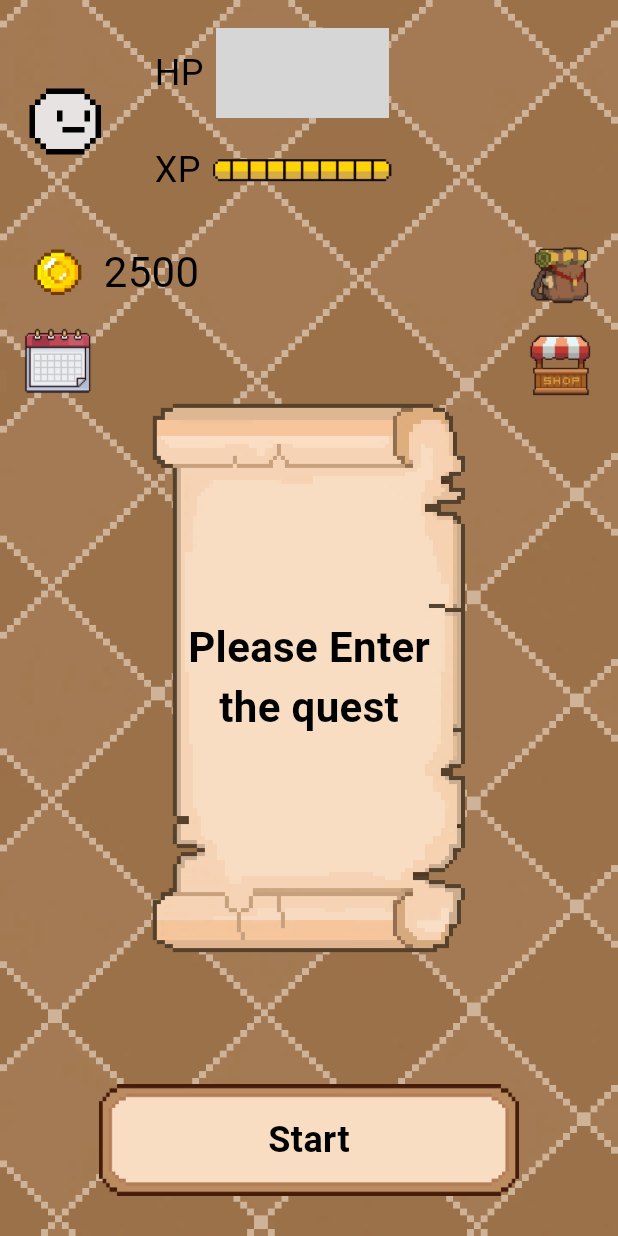
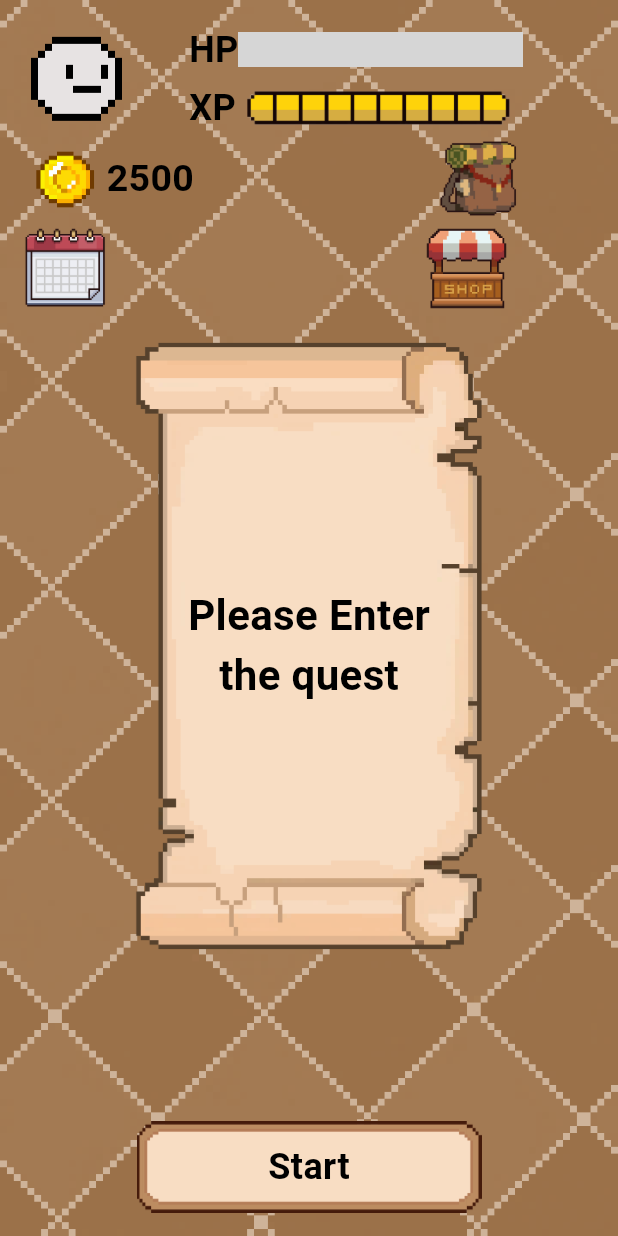
Before and after one commit to mi-noong/QuestLog_Front, a Flutter app: the HomeScreen screen opened directly, on a phone screen of 412 x 824 dp. Run offline on Flutter 3.47's test engine with Material 3 defaults, Android fonts, the phone set to English and light mode, and no system bars; our stand-ins replace flutter_local_notifications, shared_preferences, timezone; accounts and stored records are empty; Roboto replaces fonts that are missing (DungGeunMo); grey boxes are pictures that could not be loaded.

Commit message:
Update HomeScreen.dart

```diff
--- a/lib/HomeScreen.dart
+++ b/lib/HomeScreen.dart
@@ -5,6 +5,10 @@ import 'MyPageScreen.dart';
 
 class HomeScreen extends StatelessWidget {
   const HomeScreen({super.key});
+
+  // 아이콘 위치 설정 변수들
+  static const double backpackRightPosition = 160.0; // 가방 아이콘 오른쪽 여백
+  static const double shopRightPosition = 210.0; // 상점 아이콘 오른쪽 여백
 
   @override
   Widget build(BuildContext context) {
@@ -17,8 +21,6 @@ class HomeScreen extends StatelessWidget {
           ),
         ),
         child: SafeArea(
-          child: Padding(
-            padding: const EdgeInsets.all(16),
           child: Column(
             children: [
               // 상단 플레이어 정보 영역
@@ -35,33 +37,19 @@ class HomeScreen extends StatelessWidget {
           ),
         ),
       ),
-      ),
     );
   }
 
   Widget _buildTopInfoSection(BuildContext context) {
-    final screenWidth = MediaQuery.of(context).size.width;
-    final isTablet = screenWidth > 600;
-
-    // 태블릿은 고정 크기, 스마트폰은 화면에 맞게 조절
-    final double barGap = isTablet ? 12.0 : 8.0; // 텍스트와 바 이미지 사이 간격
-    final double iconSize = isTablet ? 69.0 : 45.0; // 스마트폰에서 아이콘 크기 감소
-    final double fontSize = isTablet ? 45.0 : 24.0; // HP/XP 텍스트 크기 (스마트폰에서 크기 감소)
-    final double goldFontSize = isTablet ? 44.0 : 28.0; // 골드 텍스트 크기
-    final double barHeight = isTablet ? 80.0 : 60.0; // 바 높이 (스마트폰에서 더 크게)
-    final double sectionWidth = isTablet ? screenWidth * 0.48 : screenWidth * 0.45; // 화면 너비 조절
-
     return Container(
+      padding: const EdgeInsets.all(16.0),
       decoration: BoxDecoration(
         color: Colors.transparent,
       ),
       child: Row(
-        mainAxisAlignment: MainAxisAlignment.spaceBetween,
         children: [
-          // 왼쪽 섹션: 캐릭터 아이콘과 HP/XP 바, 골드, 캘린더 (좌측 사이드 고정)
-          SizedBox(
-            width: sectionWidth,
-            child: Column(
+          // 왼쪽 섹션: 캐릭터 아이콘과 HP/XP 바, 골드, 캘린더
+          Column(
             crossAxisAlignment: CrossAxisAlignment.start,
             children: [
               // 캐릭터 아이콘과 HP/XP 바
@@ -77,131 +65,95 @@ class HomeScreen extends StatelessWidget {
                     },
                     child: Image.asset(
                       'assets/images/Icon_MyPage.png',
-                        width: iconSize + 10,
-                        height: iconSize + 10,
+                      width: 70,
+                      height: 70,
                     ),
                   ),
 
-                    SizedBox(width: 20.0),
+                  const SizedBox(width: 40),
 
-                    // HP/XP 바들 (크기 증가) - 화면 상단 중앙으로 이동
-                    Expanded(
-                      child: Padding(
-                        padding: EdgeInsets.only(left: isTablet ? 20.0 : 12.0), // 스마트폰에서 패딩 감소
-                        child: Column(
+                  // HP/XP 바들
+                  Column(
                     crossAxisAlignment: CrossAxisAlignment.start,
                     children: [
                       // HP 바
                       Row(
                         children: [
-                              Text(
+                          const Text(
                             'HP',
                             style: TextStyle(
                               color: Colors.black,
-                                  fontSize: fontSize,
-                                  fontFamily: 'DungGeunMo',
-                                  decoration: TextDecoration.none,
+                              fontSize: 24,
+                              fontWeight: FontWeight.bold,
                             ),
                           ),
-                              SizedBox(width: barGap),
-                              Expanded(
-                                child: FractionallySizedBox(
-                                  widthFactor: 2.0, // 가로 길이 더욱 증가
-                                  alignment: Alignment.centerLeft,
-                                  child: Image.asset(
-                                    'assets/images/Icon_HPBar_10.png',
-                                    height: barHeight,
-                                    fit: BoxFit.fitWidth,
-                                  ),
-                                ),
+                          Image.asset(
+                            'assets/images/Icon_HpBar_10.png',
+                            width: 190,
+                            height: 23,
                           ),
                         ],
                       ),
 
-                          SizedBox(height: isTablet ? 15.0 : 5.0), // 스마트폰에서 간격 더 좁히기
+                      const SizedBox(height: 5),
 
                       // XP 바
                       Row(
                         children: [
-                              Text(
+                          const Text(
                             'XP',
                             style: TextStyle(
                               color: Colors.black,
-                                  fontSize: fontSize,
-                                  fontFamily: 'DungGeunMo',
-                                  decoration: TextDecoration.none,
+                              fontSize: 24,
+                              fontWeight: FontWeight.bold,
                             ),
                           ),
-                              SizedBox(width: barGap),
-                              Expanded(
-                                child: FractionallySizedBox(
-                                  widthFactor: 2.0, // 가로 길이 더욱 증가
-                                  alignment: Alignment.centerLeft,
-                                  child: Image.asset(
+                          Image.asset(
                             'assets/images/Icon_XpBar_10.png',
-                                    height: barHeight,
-                                    fit: BoxFit.fitWidth,
-                                  ),
-                                ),
+                            width: 190,
+                            height: 23,
                           ),
                         ],
                       ),
                     ],
                   ),
+                ],
               ),
+
+              // 골드와 가방 아이콘
+              Row(
+                children: [
+                  Image.asset(
+                    'assets/images/Icon_Gold.png',
+                    width: 55,
+                    height: 55,
+                  ),
+                  const Text(
+                    '2500',
+                    style: TextStyle(
+                      color: Colors.black,
+                      fontSize: 25,
+                      fontWeight: FontWeight.bold,
+                    ),
+                  ),
+                  SizedBox(width: backpackRightPosition),
+                  Image.asset(
+                    'assets/images/Icon_Backpack.png',
+                    width: 60,
+                    height: 60,
                   ),
                 ],
               ),
 
-                SizedBox(height: isTablet ? 25.0 : 15.0), // 스마트폰에서 간격 감소
-
-                // 골드
+              // 캘린더 아이콘과 상점 아이콘
               Row(
                 children: [
                   Image.asset(
-                      'assets/images/Icon_Gold.png',
-                      width: iconSize,
-                      height: iconSize,
+                    'assets/images/Icon_Calendar.png',
+                    width: 55,
+                    height: 55,
                   ),
-                    SizedBox(width: isTablet ? 12.0 : 8.0), // 스마트폰에서 간격 감소
-                    Text(
-                      '2500',
-                      style: TextStyle(
-                        color: Colors.black,
-                        fontSize: goldFontSize,
-                        fontFamily: 'DungGeunMo',
-                        decoration: TextDecoration.none,
-                      ),
-                    ),
-                  ],
-                ),
-
-                SizedBox(height: isTablet ? 25.0 : 15.0), // 스마트폰에서 간격 감소
-
-                // 캘린더 아이콘
-                Image.asset(
-                  'assets/images/Icon_Calendar.png',
-                  width: iconSize,
-                  height: iconSize,
-                ),
-              ],
-            ),
-          ),
-
-          // 오른쪽 섹션: 가방과 상점 아이콘들 (우측 사이드 고정)
-          SizedBox(
-            width: sectionWidth,
-            child: Column(
-              crossAxisAlignment: CrossAxisAlignment.end,
-              children: [
-                // HP/XP바 섹션 높이만큼 상단 간격 (골드와 같은 높이에 가방 배치)
-                SizedBox(height: barHeight * 2 + (isTablet ? 15.0 : 10.0) + (isTablet ? 25.0 : 15.0)),
-                Image.asset(
-                  'assets/images/Icon_Backpack.png',
-                  width: iconSize,
-                  height: iconSize,
-                ),
-                SizedBox(height: isTablet ? 25.0 : 15.0), // 골드와 캘린더 사이 간격과 동일
+                  SizedBox(width: shopRightPosition),
                   GestureDetector(
                     onTap: () {
                       Navigator.push(
@@ -211,8 +163,57 @@ class HomeScreen extends StatelessWidget {
                     },
                     child: Image.asset(
                       'assets/images/Icon_Shop.png',
-                    width: iconSize,
-                    height: iconSize,
+                      width: 60,
+                      height: 60,
+                    ),
+                  ),
+                ],
+              ),
+            ],
+          ),
+
+          const Spacer(),
+        ],
+      ),
+    );
+  }
+
+  Widget _buildQuestScrollSection() {
+    return Container(
+      child: SingleChildScrollView(
+        child: Center(
+          child: Stack(
+            alignment: Alignment.center,
+            children: [
+              // 맵 이미지 (여백 최소화)
+              Image.asset(
+                'assets/images/map.png',
+                width: 440,
+                height: 410,
+                fit: BoxFit.contain,
+              ),
+
+              // 퀘스트 텍스트
+              const Positioned(
+                top: 0,
+                bottom: 0,
+                child: Column(
+                  mainAxisAlignment: MainAxisAlignment.center,
+                  children: [
+                    Text(
+                      'Please Enter',
+                      style: TextStyle(
+                        color: Colors.black,
+                        fontSize: 28,
+                        fontWeight: FontWeight.bold,
+                      ),
+                    ),
+                    Text(
+                      'the quest',
+                      style: TextStyle(
+                        color: Colors.black,
+                        fontSize: 28,
+                        fontWeight: FontWeight.bold,
                       ),
                     ),
                   ],
@@ -220,16 +221,14 @@ class HomeScreen extends StatelessWidget {
               ),
             ],
           ),
+        ),
+      ),
     );
-  }
-
-  Widget _buildQuestScrollSection() {
-    return const _QuestMapSection();
   }
 
   Widget _buildBottomButtonSection(BuildContext context) {
     return Container(
-      padding: const EdgeInsets.fromLTRB(16, 8, 16, 8), // 약간 위로 올림
+      padding: const EdgeInsets.all(11.0),
       child: Center(
         child: GestureDetector(
           onTap: () {
@@ -244,8 +243,8 @@ class HomeScreen extends StatelessWidget {
             children: [
               Image.asset(
                 'assets/images/MainButton.png',
-                width: 280, // Shop.dart와 동일한 크기
-                height: 80,
+                width: 230,
+                height: 70,
               ),
               const Text(
                 'Start',
@@ -253,8 +252,6 @@ class HomeScreen extends StatelessWidget {
                   color: Colors.black,
                   fontSize: 24,
                   fontWeight: FontWeight.bold,
-                  fontFamily: 'DungGeunMo',
-                  decoration: TextDecoration.none,
                 ),
               ),
             ],
@@ -264,87 +261,3 @@ class HomeScreen extends StatelessWidget {
     );
   }
 }
-
-class _QuestMapSection extends StatefulWidget {
-  const _QuestMapSection({Key? key}) : super(key: key);
-
-  @override
-  State<_QuestMapSection> createState() => _QuestMapSectionState();
-}
-
-class _QuestMapSectionState extends State<_QuestMapSection> {
-  bool _isQuestMap = false;
-
-  void _toggleMap() {
-    setState(() {
-      _isQuestMap = !_isQuestMap;
-    });
-  }
-
-  @override
-  Widget build(BuildContext context) {
-    return Container(
-      child: SingleChildScrollView(
-        child: Center(
-          child: GestureDetector(
-            behavior: HitTestBehavior.opaque,
-            onTap: _toggleMap,
-            child: Stack(
-              alignment: Alignment.center,
-              children: [
-                LayoutBuilder(
-                  builder: (context, constraints) {
-                    final screenWidth = MediaQuery.of(context).size.width;
-                    final screenHeight = MediaQuery.of(context).size.height;
-                    final isTablet = screenWidth > 600;
-
-                    // 태블릿은 고정 크기, 스마트폰은 화면에 맞게 조절
-                    final mapWidth = isTablet ? 600.0 : screenWidth * 0.85; // 스마트폰에서 너비 감소
-                    final mapHeight = isTablet ? 700.0 : screenHeight * 0.45; // 스마트폰에서 높이 대폭 감소
-
-                    return Image.asset(
-                      _isQuestMap ? 'assets/images/map_Quest.png' : 'assets/images/map.png',
-                      width: mapWidth,
-                      height: mapHeight,
-                      fit: BoxFit.contain,
-                    );
-                  },
-                ),
-                if (!_isQuestMap)
-                  Positioned(
-                    top: 0,
-                    bottom: 0,
-                    child: Column(
-                      mainAxisAlignment: MainAxisAlignment.center,
-                      children: [
-                        Text(
-                          'Please Enter',
-                          style: TextStyle(
-                            color: Colors.black,
-                            fontSize: MediaQuery.of(context).size.width > 600 ? 42 : 28, // 스마트폰에서 폰트 크기 감소
-                            fontWeight: FontWeight.bold,
-                            fontFamily: 'DungGeunMo',
-                            decoration: TextDecoration.none,
-                          ),
-                        ),
-                        Text(
-                          'the quest',
-                          style: TextStyle(
-                            color: Colors.black,
-                            fontSize: MediaQuery.of(context).size.width > 600 ? 42 : 28, // 스마트폰에서 폰트 크기 감소
-                            fontWeight: FontWeight.bold,
-                            fontFamily: 'DungGeunMo',
-                            decoration: TextDecoration.none,
-                          ),
-                        ),
-                      ],
-                    ),
-                  ),
-              ],
-            ),
-          ),
-        ),
-      ),
-    );
-  }
-}
```
Lines whose indentation alone changed are shown as unchanged.
